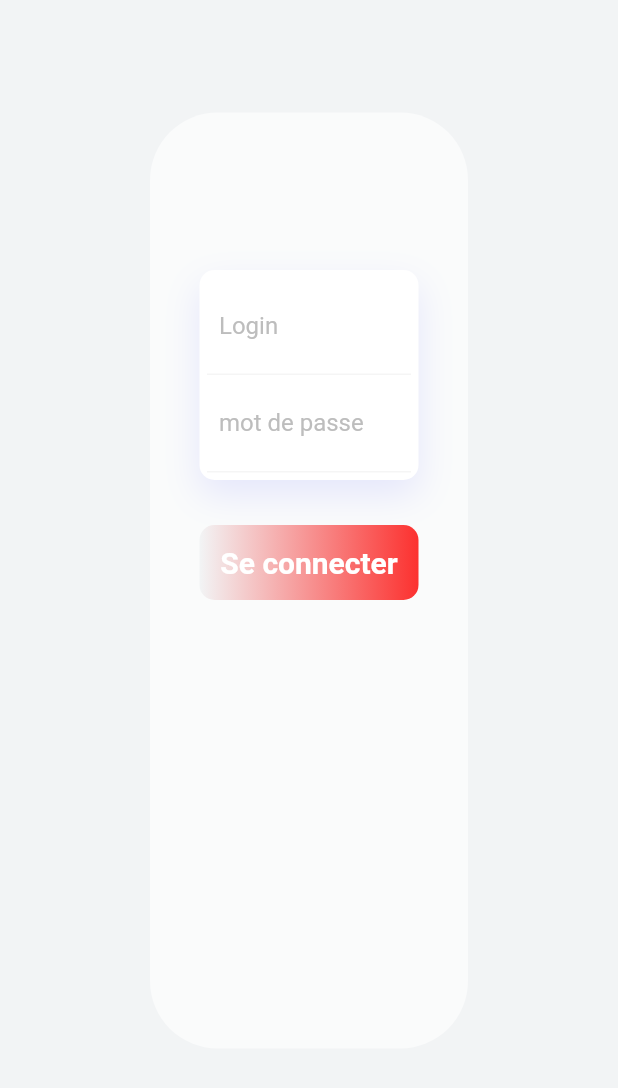
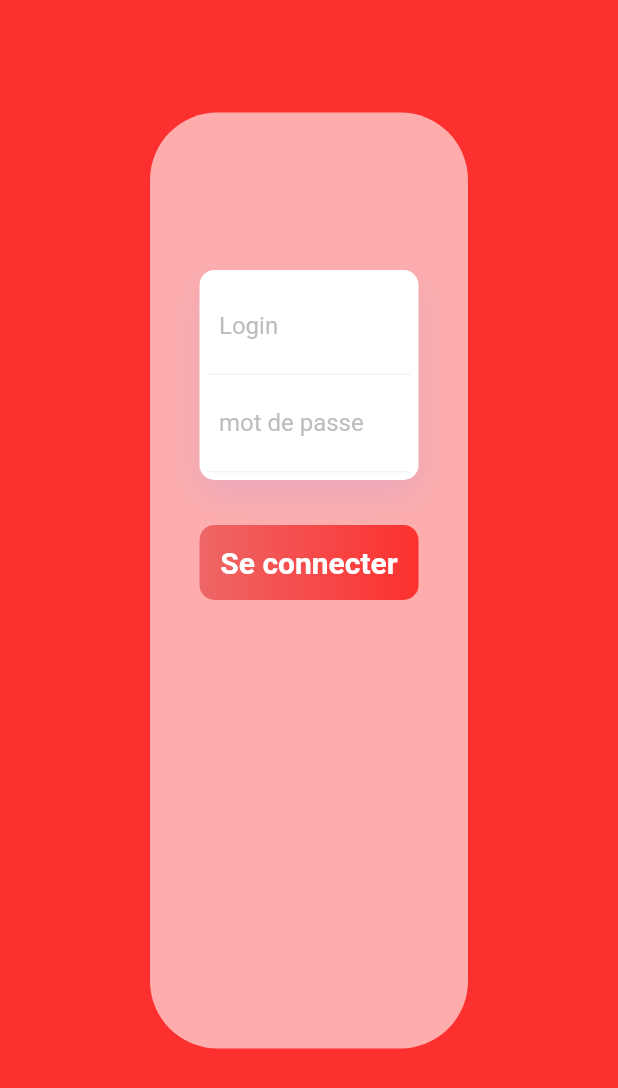
Before and after one commit to SSMM0498/C19PM, a Flutter app: the screen it shows after launch, on a phone screen of 412 x 824 dp. Shown: the top 1088 px of the screen. Run offline on Flutter 3.47's test engine with Material 2 defaults, Android fonts, the phone set to English and light mode, and no system bars; our stand-ins replace date_picker_timeline, fl_chart, flutter_redux, redux, simple_animations; missing offline and left inert: arrow_path, bitsdojo_window, mysql1, path_parsing, touchable, window_size.

Commit message:
change login color

```diff
--- a/dashboard/lib/screens/LoginScreen.dart
+++ b/dashboard/lib/screens/LoginScreen.dart
@@ -34,7 +34,7 @@ class _LoginScreenState extends State<LoginScreen> {
   @override
   Widget build(BuildContext context) {
     return Scaffold(
-      backgroundColor: Palette.primeColor,
+      backgroundColor: Palette.secondColor,
       body: SingleChildScrollView(
         child: Stack(
           children: [
@@ -153,7 +153,7 @@ class _LoginScreenState extends State<LoginScreen> {
                             decoration: BoxDecoration(
                                 borderRadius: BorderRadius.circular(10),
                                 gradient: LinearGradient(colors: [
-                                  Palette.primeColor,
+                                  Palette.lightSecondColor,
                                   Palette.secondColor,
                                 ])),
                             child: InkWell(
```
